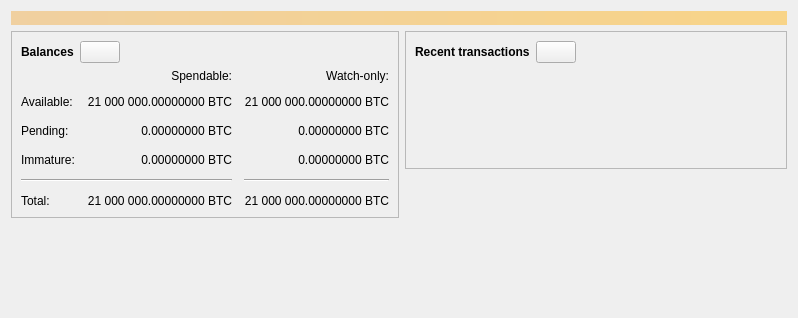
Qt form src/qt/forms/overviewpage.ui (vexy/bitcoin) before a commit.
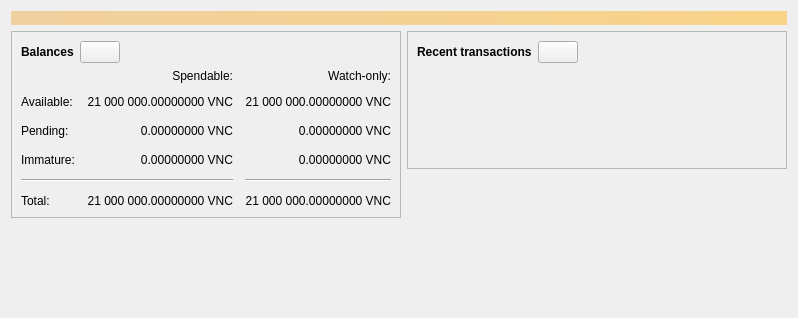
The same form after that commit. Icons and pictures are not drawn. Custom widgets are drawn as their Qt base class.

What changed in the file:
```diff
--- a/src/qt/forms/overviewpage.ui
+++ b/src/qt/forms/overviewpage.ui
@@ -120,7 +120,7 @@
                <string>Unconfirmed transactions to watch-only addresses</string>
               </property>
               <property name="text">
-               <string notr="true">0.00000000 BTC</string>
+               <string notr="true">0.00000000 VNC</string>
               </property>
               <property name="alignment">
                <set>Qt::AlignRight|Qt::AlignTrailing|Qt::AlignVCenter</set>
@@ -139,7 +139,7 @@
                <string>Total of transactions that have yet to be confirmed, and do not yet count toward the spendable balance</string>
               </property>
               <property name="text">
-               <string notr="true">0.00000000 BTC</string>
+               <string notr="true">0.00000000 VNC</string>
               </property>
               <property name="alignment">
                <set>Qt::AlignRight|Qt::AlignTrailing|Qt::AlignVCenter</set>
@@ -158,7 +158,7 @@
                <string>Mined balance in watch-only addresses that has not yet matured</string>
               </property>
               <property name="text">
-               <string notr="true">0.00000000 BTC</string>
+               <string notr="true">0.00000000 VNC</string>
               </property>
               <property name="alignment">
                <set>Qt::AlignRight|Qt::AlignTrailing|Qt::AlignVCenter</set>
@@ -210,7 +210,7 @@
                <string>Mined balance that has not yet matured</string>
               </property>
               <property name="text">
-               <string notr="true">0.00000000 BTC</string>
+               <string notr="true">0.00000000 VNC</string>
               </property>
               <property name="alignment">
                <set>Qt::AlignRight|Qt::AlignTrailing|Qt::AlignVCenter</set>
@@ -249,7 +249,7 @@
                <string>Your current total balance</string>
               </property>
               <property name="text">
-               <string notr="true">21 000 000.00000000 BTC</string>
+               <string notr="true">21 000 000.00000000 VNC</string>
               </property>
               <property name="alignment">
                <set>Qt::AlignRight|Qt::AlignTrailing|Qt::AlignVCenter</set>
@@ -268,7 +268,7 @@
                <string>Current total balance in watch-only addresses</string>
               </property>
               <property name="text">
-               <string notr="true">21 000 000.00000000 BTC</string>
+               <string notr="true">21 000 000.00000000 VNC</string>
               </property>
               <property name="alignment">
                <set>Qt::AlignRight|Qt::AlignTrailing|Qt::AlignVCenter</set>
@@ -304,7 +304,7 @@
                <string>Your current spendable balance</string>
               </property>
               <property name="text">
-               <string notr="true">21 000 000.00000000 BTC</string>
+               <string notr="true">21 000 000.00000000 VNC</string>
               </property>
               <property name="alignment">
                <set>Qt::AlignRight|Qt::AlignTrailing|Qt::AlignVCenter</set>
@@ -323,7 +323,7 @@
                <string>Your current balance in watch-only addresses</string>
               </property>
               <property name="text">
-               <string notr="true">21 000 000.00000000 BTC</string>
+               <string notr="true">21 000 000.00000000 VNC</string>
               </property>
               <property name="alignment">
                <set>Qt::AlignRight|Qt::AlignTrailing|Qt::AlignVCenter</set>
```
